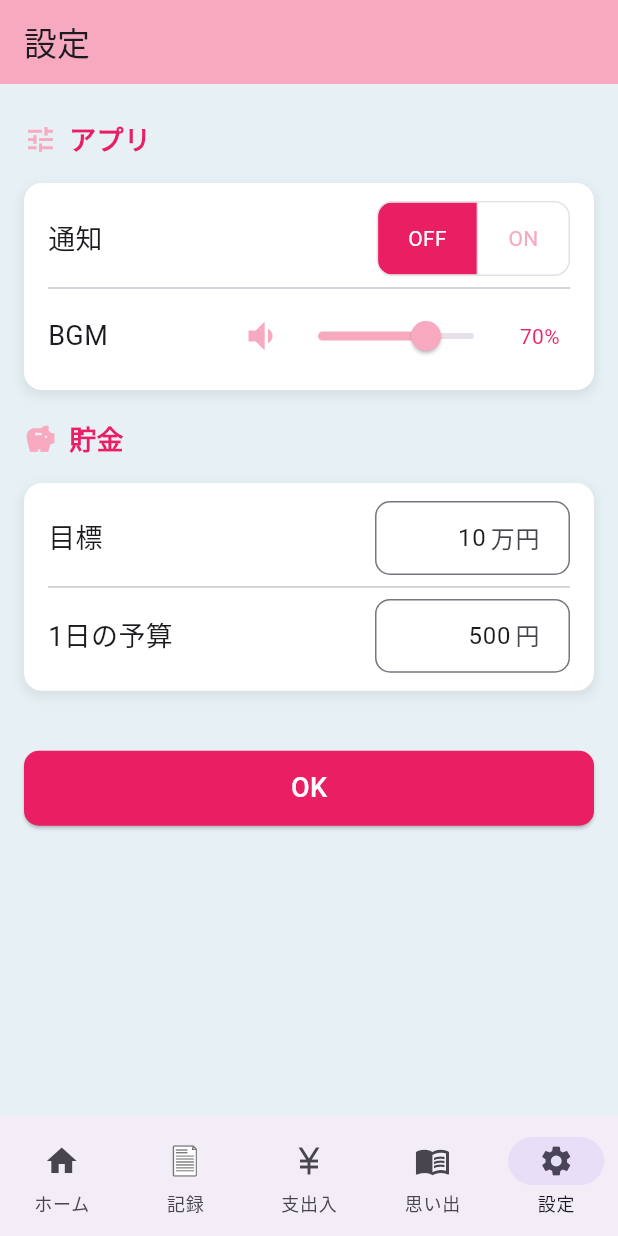
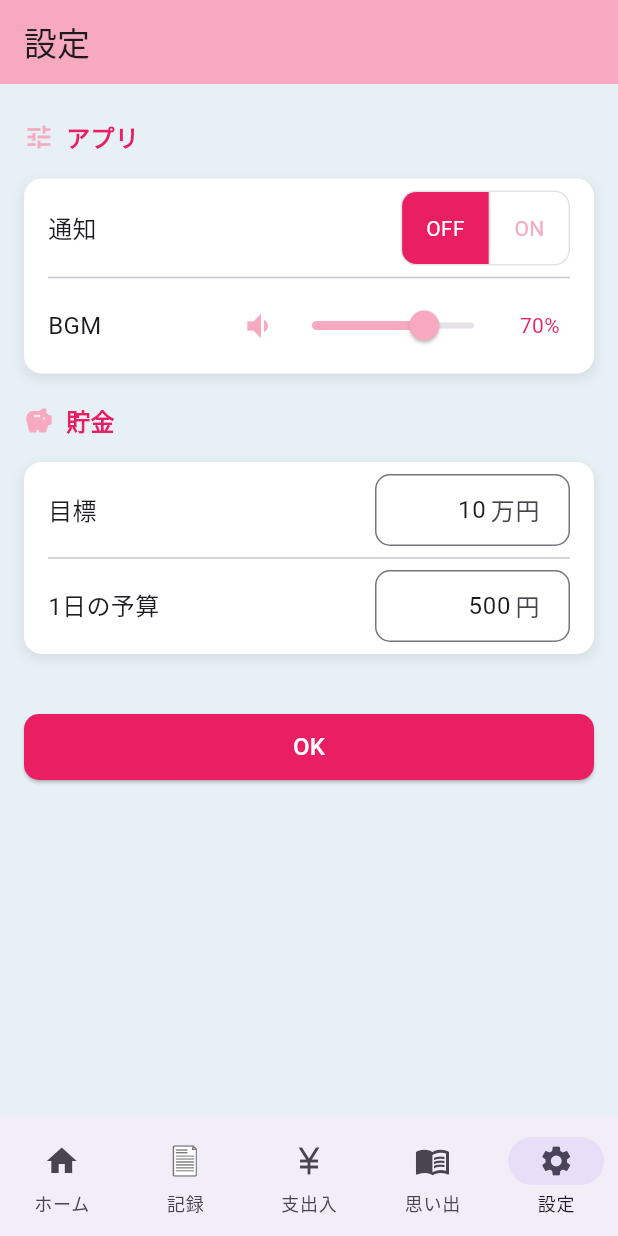
Before and after one commit to kuroda50/Saving-Girlfriend, a Flutter app: the SettingsScreen screen opened by its route, after a tap on "OFF", on a phone screen of 412 x 824 dp. Run offline on Flutter 3.47's test engine with Material 3 defaults, Android fonts, the phone set to English and light mode, and no system bars; our stand-ins replace device_preview, flutter_local_notifications, flutter_riverpod, go_router, riverpod_annotation, shared_preferences and 1 more; accounts and stored records are empty; generated files the repository leaves out were written again.

Commit message:
設定画面を修正

```diff
--- a/lib/providers/setting_provider.dart
+++ b/lib/providers/setting_provider.dart
@@ -57,3 +57,8 @@ final settingsRepositoryProvider =
       await ref.watch(localStorageServiceProvider.future);
   return SettingsRepository(localStorageService);
 });
+
+final hasSettingsChangesProvider = StateProvider<bool>((ref) => false);
+
+// 2. 外部からリセットを命令するための Provider
+final settingsResetTriggerProvider = StateProvider<int>((ref) => 0);
--- a/lib/screen/settings_screen.dart
+++ b/lib/screen/settings_screen.dart
@@ -9,7 +9,7 @@ import 'package:go_router/go_router.dart';
 import 'package:saving_girlfriend/constants/color.dart';
 import 'package:saving_girlfriend/constants/settings_defaults.dart';
 import 'package:saving_girlfriend/models/settings_state.dart';
-import '../providers/setting_provider.dart';
+import '../providers/setting_provider.dart'; // hasSettingsChangesProvider をインポート
 
 class SettingsScreen extends ConsumerStatefulWidget {
   const SettingsScreen({super.key});
@@ -46,11 +46,21 @@ class _SettingsScreenState extends ConsumerState<SettingsScreen> {
           (SettingsDefaults.targetSavingAmount / 10000).toInt().toString();
       dailyBudgetController.text = SettingsDefaults.dailyBudget.toString();
     }
-    // 初期値を保存
     _initialNotificationsEnabled = _notificationsEnabled;
     _initialBgmVolume = _bgmVolume;
     _initialTargetSavings = targetSavingsController.text;
     _initialDailyBudget = dailyBudgetController.text;
+
+    // TextController の変更を監視して Provider を更新
+    targetSavingsController.addListener(_updateChangesProvider);
+    dailyBudgetController.addListener(_updateChangesProvider);
+  }
+
+  // 変更をチェックして Provider を更新する関数
+  void _updateChangesProvider() {
+    final hasChanges = _hasAnyChanges();
+    // Provider の状態を更新
+    ref.read(hasSettingsChangesProvider.notifier).state = hasChanges;
   }
 
   @override
@@ -63,12 +73,20 @@ class _SettingsScreenState extends ConsumerState<SettingsScreen> {
   // 音量に応じたアイコンを返す
   IconData getVolumeIcon() {
     if (_bgmVolume == 0) {
-      return Icons.volume_off; // 0%
+      return Icons.volume_off;
     } else if (_bgmVolume <= 70) {
-      return Icons.volume_down; // 1~70%
+      return Icons.volume_down;
     } else {
-      return Icons.volume_up; // 71~100%
+      return Icons.volume_up;
     }
+  }
+
+  // 設定項目に変更があったかチェックする
+  bool _hasAnyChanges() {
+    return _initialNotificationsEnabled != _notificationsEnabled ||
+        _initialBgmVolume != _bgmVolume ||
+        _initialTargetSavings != targetSavingsController.text ||
+        _initialDailyBudget != dailyBudgetController.text;
   }
 
   // 設定を保存する処理
@@ -79,83 +97,41 @@ class _SettingsScreenState extends ConsumerState<SettingsScreen> {
     final dailyBudget = int.tryParse(dailyBudgetController.text) ??
         SettingsDefaults.dailyBudget;
 
-    // 全ての設定をまとめて保存
     await ref.read(settingsProvider.notifier).saveSettings(SettingsState(
           notificationsEnabled: _notificationsEnabled,
           bgmVolume: _bgmVolume,
           targetSavingAmount: targetSavingAmount,
           dailyBudget: dailyBudget,
         ));
-    // 初期値を更新
+
+    // 保存後、初期値を更新し、変更フラグをリセット
     _initialNotificationsEnabled = _notificationsEnabled;
     _initialBgmVolume = _bgmVolume;
     _initialTargetSavings = targetSavingsController.text;
     _initialDailyBudget = dailyBudgetController.text;
+    // 保存したので変更なし状態にも戻す
+    ref.read(hasSettingsChangesProvider.notifier).state = false;
+    if (mounted) {
+      context.pop(); // 保存後に画面を閉じる
+    }
   }
 
-  bool _hasAnyChanges() {
-    return _initialTargetSavings != targetSavingsController.text ||
-        _initialDailyBudget != dailyBudgetController.text ||
-        _initialBgmVolume != _bgmVolume ||
-        _initialNotificationsEnabled != _notificationsEnabled;
-  }
-
-  Future<void> _handlePop() async {
-    if (_hasAnyChanges()) {
-      final result = await showDialog(
-          context: context,
-          builder: (context) => AlertDialog(
-                backgroundColor: AppColors.mainBackground,
-                // ★ 角を丸くして全体のデザインと合わせる
-                shape: RoundedRectangleBorder(
-                  borderRadius: BorderRadius.circular(12.0),
-                ),
-                title: const Text(
-                  "変更を破棄しますか？",
-                  style: TextStyle(fontWeight: FontWeight.bold),
-                ),
-                content: const Text('保存されていない変更があります。このまま画面を閉じますか？'),
-                actions: [
-                  // ★ 「キャンセル」ボタンのデザインを調整
-                  SizedBox(
-                    width: 100, // ボタン幅を少し指定
-                    child: TextButton(
-                      onPressed: () => Navigator.of(context).pop(false),
-                      child: const Text("キャンセル"),
-                    ),
-                  ),
-                  // ★ 「破棄する」ボタンをElevatedButtonにしてOKボタンとデザインを合わせる
-                  SizedBox(
-                    width: 130,
-                    child: ElevatedButton(
-                      style: ElevatedButton.styleFrom(
-                        backgroundColor: AppColors.primary, // OKボタンと同じ色
-                        foregroundColor: AppColors.subText,
-                        shape: RoundedRectangleBorder(
-                          borderRadius: BorderRadius.circular(10), // OKボタンと同じ角丸
-                        ),
-                      ),
-                      onPressed: () => Navigator.of(context).pop(true),
-                      child: const Text("破棄する"),
-                    ),
-                  ),
-                ],
-                // ★ ボタン間の余白を調整
-                actionsPadding: const EdgeInsets.symmetric(
-                    horizontal: 16.0, vertical: 12.0),
-              ));
-      if (mounted && result == true) {
-        context.pop();
-      }
-    } else {
-      // 変更がない場合はそのまま閉じる
-      context.pop();
-    }
+  // ★★★ ローカルの状態をリセットする処理を分離
+  void _resetLocalState() {
+    setState(() {
+      _notificationsEnabled = _initialNotificationsEnabled;
+      _bgmVolume = _initialBgmVolume;
+      targetSavingsController.text = _initialTargetSavings;
+      dailyBudgetController.text = _initialDailyBudget;
+    });
+    // ★★★ リセットしたので「変更なし」状態に戻す
+    ref.read(hasSettingsChangesProvider.notifier).state = false;
   }
 
   @override
   Widget build(BuildContext context) {
     final settingAsyncValue = ref.watch(settingsProvider);
+
     return settingAsyncValue.when(
         loading: () => const Scaffold(
               backgroundColor: AppColors.forthBackground,
@@ -166,14 +142,13 @@ class _SettingsScreenState extends ConsumerState<SettingsScreen> {
               body: Center(child: Text('エラーが発生しました: $error')),
             ),
         data: (settings) {
-          return PopScope(
-              canPop: false,
-              onPopInvokedWithResult: (bool didPop, dynamic _) {
-                //  万が一popが成功した時は何もしない
-                if (didPop) return;
-                _handlePop(); // 独自の戻る処理を呼び出す
-              },
-              child: Scaffold(
+          // リセット命令をリッスン（監視）する
+          ref.listen(settingsResetTriggerProvider, (previous, next) {
+            if (previous != next) {
+              _resetLocalState();
+            }
+          });
+          return Scaffold(
             backgroundColor: AppColors.forthBackground,
             appBar: AppBar(
               title: const Text('設定'),
@@ -185,17 +160,15 @@ class _SettingsScreenState extends ConsumerState<SettingsScreen> {
                 child: Column(
                   crossAxisAlignment: CrossAxisAlignment.start,
                   children: [
-                        // --- アプリセクション ---
                     _buildSectionHeader('アプリ', Icons.tune),
                     _buildSettingsContainer(
                       children: [
-                            // --- 通知 ---
                         Row(
                           children: [
                             const Expanded(
                               child: Text(
                                 '通知',
-                                    style: TextStyle(fontSize: 18),
+                                style: TextStyle(fontSize: 16),
                               ),
                             ),
                             SizedBox(
@@ -210,6 +183,7 @@ class _SettingsScreenState extends ConsumerState<SettingsScreen> {
                                   onPressed: (index) {
                                     setState(() {
                                       _notificationsEnabled = (index == 1);
+                                      _updateChangesProvider();
                                     });
                                   },
                                   selectedColor: AppColors.mainBackground,
@@ -218,13 +192,13 @@ class _SettingsScreenState extends ConsumerState<SettingsScreen> {
                                   borderRadius: BorderRadius.circular(10),
                                   children: const [
                                     Padding(
-                                          padding: EdgeInsets.symmetric(
-                                              horizontal: 20),
+                                      padding:
+                                          EdgeInsets.symmetric(horizontal: 16),
                                       child: Text('OFF'),
                                     ),
                                     Padding(
-                                          padding: EdgeInsets.symmetric(
-                                              horizontal: 20),
+                                      padding:
+                                          EdgeInsets.symmetric(horizontal: 16),
                                       child: Text('ON'),
                                     ),
                                   ],
@@ -234,13 +208,12 @@ class _SettingsScreenState extends ConsumerState<SettingsScreen> {
                           ],
                         ),
                         const Divider(),
-                            // --- BGM音量設定 ---
                         Row(
                           children: [
                             const Expanded(
                               child: Text(
                                 'BGM',
-                                    style: TextStyle(fontSize: 18),
+                                style: TextStyle(fontSize: 16),
                               ),
                             ),
                             SizedBox(
@@ -249,7 +222,7 @@ class _SettingsScreenState extends ConsumerState<SettingsScreen> {
                                 children: [
                                   Icon(
                                     getVolumeIcon(),
-                                        size: 28,
+                                    size: 24,
                                     color: AppColors.secondary,
                                   ),
                                   Expanded(
@@ -262,6 +235,7 @@ class _SettingsScreenState extends ConsumerState<SettingsScreen> {
                                       onChanged: (value) {
                                         setState(() {
                                           _bgmVolume = value;
+                                          _updateChangesProvider();
                                         });
                                       },
                                     ),
@@ -284,49 +258,41 @@ class _SettingsScreenState extends ConsumerState<SettingsScreen> {
                         ),
                       ],
                     ),
-
                     const SizedBox(height: 20),
-
-                        // --- 貯金セクション ---
                     _buildSectionHeader('貯金', Icons.savings),
                     _buildSettingsContainer(
                       children: [
-                            // --- 目標 ---
                         Row(
                           children: [
                             const Expanded(
-                                  // ✅ レイアウトを統一
                               child: Text(
                                 '目標',
-                                    style: TextStyle(fontSize: 18),
+                                style: TextStyle(fontSize: 16),
                               ),
                             ),
                             SizedBox(
-                                  // ✅ レイアウトを統一
                               width: 220,
                               child: Align(
                                 alignment: Alignment.centerRight,
                                 child: SizedBox(
-                                      width: 130, // TextField自体の幅はここで調整
+                                  width: 130,
                                   child: TextField(
                                     controller: targetSavingsController,
                                     keyboardType: TextInputType.number,
-                                        textAlign: TextAlign.right, // 右寄せにする
+                                    textAlign: TextAlign.right,
                                     decoration: InputDecoration(
                                       border: OutlineInputBorder(
-                                            borderRadius:
-                                                BorderRadius.circular(10),
+                                        borderRadius: BorderRadius.circular(10),
                                       ),
                                       focusedBorder: OutlineInputBorder(
-                                            borderRadius:
-                                                BorderRadius.circular(10),
+                                        borderRadius: BorderRadius.circular(10),
                                         borderSide: const BorderSide(
                                             color: AppColors.secondary),
                                       ),
                                       suffixText: '万円',
                                       contentPadding:
                                           const EdgeInsets.symmetric(
-                                                  horizontal: 16, vertical: 12),
+                                              horizontal: 16, vertical: 10),
                                     ),
                                   ),
                                 ),
@@ -335,42 +301,37 @@ class _SettingsScreenState extends ConsumerState<SettingsScreen> {
                           ],
                         ),
                         const Divider(),
-                            // --- 一日に使える金額 ---
                         Row(
                           children: [
                             const Expanded(
-                                  // ✅ レイアウトを統一
                               child: Text(
                                 '1日の予算',
-                                    style: TextStyle(fontSize: 18),
+                                style: TextStyle(fontSize: 16),
                               ),
                             ),
                             SizedBox(
-                                  // ✅ レイアウトを統一
                               width: 220,
                               child: Align(
                                 alignment: Alignment.centerRight,
                                 child: SizedBox(
-                                      width: 130, // TextField自体の幅はここで調整
+                                  width: 130,
                                   child: TextField(
                                     controller: dailyBudgetController,
                                     keyboardType: TextInputType.number,
                                     textAlign: TextAlign.right,
                                     decoration: InputDecoration(
                                       border: OutlineInputBorder(
-                                            borderRadius:
-                                                BorderRadius.circular(10),
+                                        borderRadius: BorderRadius.circular(10),
                                       ),
                                       focusedBorder: OutlineInputBorder(
-                                            borderRadius:
-                                                BorderRadius.circular(10),
+                                        borderRadius: BorderRadius.circular(10),
                                         borderSide: const BorderSide(
                                             color: AppColors.secondary),
                                       ),
                                       suffixText: '円',
                                       contentPadding:
                                           const EdgeInsets.symmetric(
-                                                  horizontal: 16, vertical: 12),
+                                              horizontal: 16, vertical: 10),
                                     ),
                                   ),
                                 ),
@@ -380,14 +341,11 @@ class _SettingsScreenState extends ConsumerState<SettingsScreen> {
                         ),
                       ],
                     ),
-
-                        // ( OKボタンなどはこの下に続く... )
                     const SizedBox(height: 40),
-                        // OKボタン
                     Center(
                       child: SizedBox(
                         width: double.infinity,
-                            height: 50,
+                        height: 44,
                         child: ElevatedButton(
                           onPressed: _onSaveButtonPressed,
                           style: ElevatedButton.styleFrom(
@@ -399,7 +357,7 @@ class _SettingsScreenState extends ConsumerState<SettingsScreen> {
                           ),
                           child: const Text(
                             'OK',
-                                style: TextStyle(fontSize: 18),
+                            style: TextStyle(fontSize: 16),
                           ),
                         ),
                       ),
@@ -409,22 +367,22 @@ class _SettingsScreenState extends ConsumerState<SettingsScreen> {
                 ),
               ),
             ),
-              ));
+          );
         });
   }
 }
 
 Widget _buildSectionHeader(String title, IconData icon) {
   return Padding(
-    padding: const EdgeInsets.only(bottom: 16.0), // 下のpaddingを調整
+    padding: const EdgeInsets.only(bottom: 16.0),
     child: Row(
       children: [
-        Icon(icon, color: AppColors.secondary, size: 22),
+        Icon(icon, color: AppColors.secondary, size: 20),
         const SizedBox(width: 8),
         Text(
           title,
           style: const TextStyle(
-            fontSize: 18, // 少し大きく
+            fontSize: 16,
             fontWeight: FontWeight.bold,
             color: AppColors.primary,
           ),
@@ -436,12 +394,11 @@ Widget _buildSectionHeader(String title, IconData icon) {
 
 Widget _buildSettingsContainer({required List<Widget> children}) {
   return Container(
-    padding: const EdgeInsets.symmetric(horizontal: 16, vertical: 12),
+    padding: const EdgeInsets.symmetric(horizontal: 16, vertical: 8),
     decoration: BoxDecoration(
-      color: AppColors.mainBackground, // 背景色を白に
+      color: AppColors.mainBackground,
       borderRadius: BorderRadius.circular(12),
       boxShadow: [
-        // ほんのり影をつけて立体感を出す
         BoxShadow(
           color: Colors.grey.withOpacity(0.2),
           spreadRadius: 1,
```
Also changed, not shown: lib/route/go_router.dart (+27 -0 lines), lib/utils/dialog_utils.dart (added, +44 -0 lines). Lines whose indentation alone changed are shown as unchanged.
